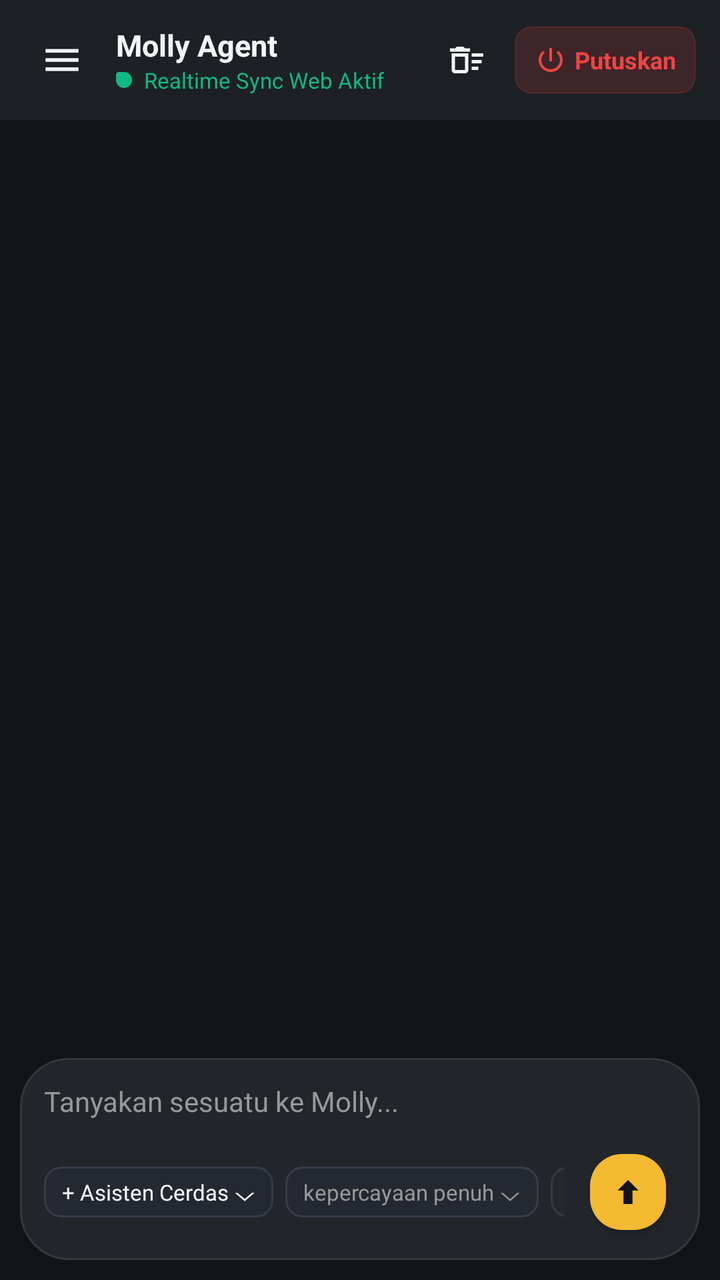
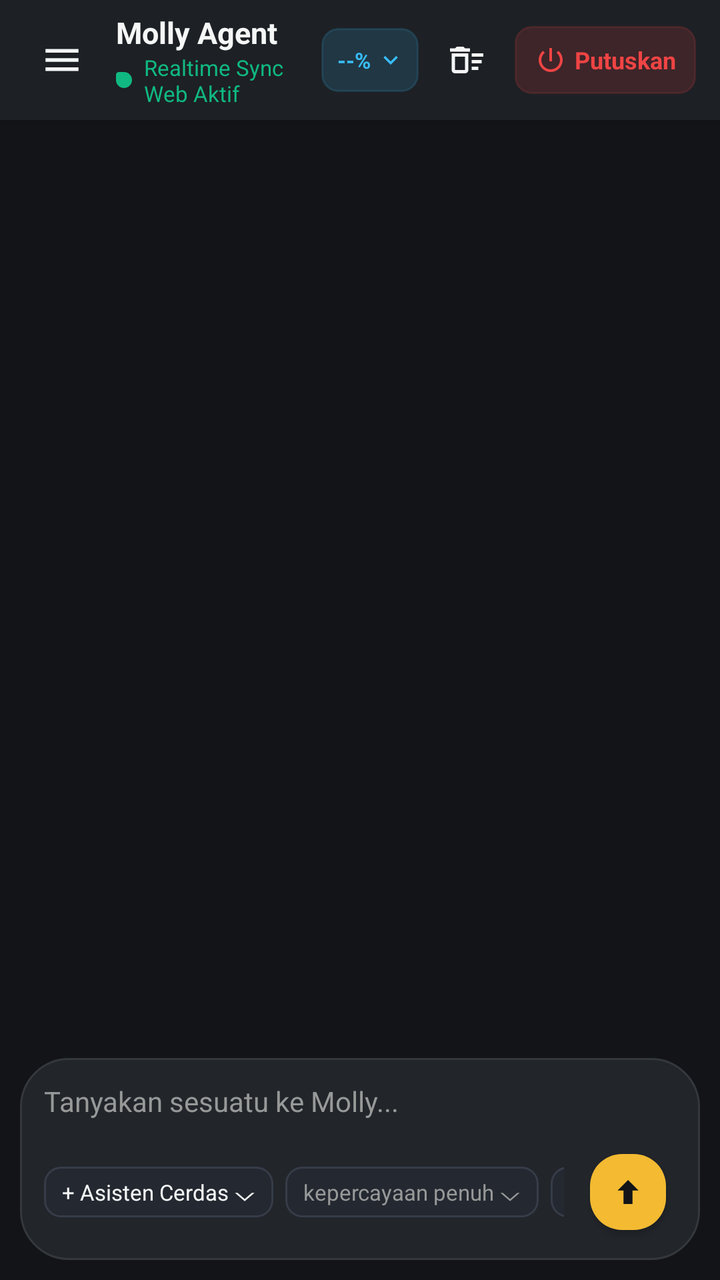

An Android layout rendered at two revisions. The XML below is the earlier revision; the diff shows what the commit changed to produce the second picture.
<!-- AndroidManifest.xml: application theme Theme.MollyAgent -->
<!-- res/layout/activity_chat.xml -->
<?xml version="1.0" encoding="utf-8"?>
<androidx.drawerlayout.widget.DrawerLayout xmlns:android="http://schemas.android.com/apk/res/android"
    xmlns:app="http://schemas.android.com/apk/res-auto"
    android:id="@+id/drawerLayout"
    android:layout_width="match_parent"
    android:layout_height="match_parent">

    
    <LinearLayout
        android:layout_width="match_parent"
        android:layout_height="match_parent"
        android:background="@color/bg_dark"
        android:orientation="vertical">

        
        <LinearLayout
            android:id="@+id/topBar"
            android:layout_width="match_parent"
            android:layout_height="60dp"
            android:background="@color/card_dark"
            android:elevation="4dp"
            android:gravity="center_vertical"
            android:orientation="horizontal"
            android:paddingHorizontal="12dp">

            
            <ImageView
                android:id="@+id/btnMenu"
                android:layout_width="38dp"
                android:layout_height="38dp"
                android:background="?selectableItemBackgroundBorderless"
                android:contentDescription="Riwayat Sesi"
                android:padding="8dp"
                android:src="@drawable/ic_menu" />

            <LinearLayout
                android:layout_width="0dp"
                android:layout_height="wrap_content"
                android:layout_marginStart="8dp"
                android:layout_weight="1"
                android:orientation="vertical">

                <TextView
                    android:id="@+id/tvAgentName"
                    android:layout_width="wrap_content"
                    android:layout_height="wrap_content"
                    android:ellipsize="end"
                    android:maxLines="1"
                    android:text="Molly Agent"
                    android:textColor="@color/text_white"
                    android:textSize="15sp"
                    android:textStyle="bold" />

                <LinearLayout
                    android:layout_width="wrap_content"
                    android:layout_height="wrap_content"
                    android:gravity="center_vertical"
                    android:orientation="horizontal">

                    <View
                        android:layout_width="8dp"
                        android:layout_height="8dp"
                        android:background="@drawable/bg_agent_bubble"
                        android:backgroundTint="@color/status_green" />

                    <TextView
                        android:id="@+id/tvSyncStatus"
                        android:layout_width="wrap_content"
                        android:layout_height="wrap_content"
                        android:layout_marginStart="6dp"
                        android:text="Realtime Sync Web Aktif"
                        android:textColor="@color/status_green"
                        android:textSize="11sp" />
                </LinearLayout>
            </LinearLayout>

            
            <ImageView
                android:id="@+id/btnClearChat"
                android:layout_width="36dp"
                android:layout_height="36dp"
                android:layout_marginEnd="6dp"
                android:background="?selectableItemBackgroundBorderless"
                android:contentDescription="Bersihkan Chat"
                android:padding="8dp"
                android:src="@drawable/ic_clear" />

            
            <LinearLayout
                android:id="@+id/btnDisconnect"
                android:layout_width="wrap_content"
                android:layout_height="34dp"
                android:background="@drawable/bg_action_pill"
                android:backgroundTint="#26EF4444"
                android:clickable="true"
                android:focusable="true"
                android:gravity="center_vertical"
                android:orientation="horizontal"
                android:paddingHorizontal="10dp">

                <ImageView
                    android:layout_width="16dp"
                    android:layout_height="16dp"
                    android:contentDescription="Putuskan"
                    android:src="@drawable/ic_disconnect" />

                <TextView
                    android:layout_width="wrap_content"
                    android:layout_height="wrap_content"
                    android:layout_marginStart="4dp"
                    android:text="Putuskan"
                    android:textColor="@color/status_red"
                    android:textSize="12sp"
                    android:textStyle="bold" />
            </LinearLayout>
        </LinearLayout>

        
        <androidx.recyclerview.widget.RecyclerView
            android:id="@+id/rvMessages"
            android:layout_width="match_parent"
            android:layout_height="0dp"
            android:layout_weight="1"
            android:clipToPadding="false"
            android:paddingHorizontal="12dp"
            android:paddingVertical="8dp" />

        
        <LinearLayout
            android:id="@+id/llThinking"
            android:layout_width="match_parent"
            android:layout_height="wrap_content"
            android:gravity="center_vertical"
            android:orientation="horizontal"
            android:paddingHorizontal="16dp"
            android:paddingVertical="6dp"
            android:visibility="gone">

            <ProgressBar
                style="?android:attr/progressBarStyleSmall"
                android:layout_width="18dp"
                android:layout_height="18dp"
                android:indeterminateTint="@color/primary_gold" />

            <TextView
                android:layout_width="wrap_content"
                android:layout_height="wrap_content"
                android:layout_marginStart="8dp"
                android:text="Molly sedang memproses respon..."
                android:textColor="@color/text_muted"
                android:textSize="12sp"
                android:textStyle="italic" />
        </LinearLayout>

        
        <LinearLayout
            android:id="@+id/llRereadBanner"
            android:layout_width="match_parent"
            android:layout_height="wrap_content"
            android:layout_marginHorizontal="12dp"
            android:layout_marginBottom="4dp"
            android:gravity="center"
            android:orientation="horizontal"
            android:paddingHorizontal="10dp"
            android:paddingVertical="6dp"
            android:visibility="gone">

            <TextView
                android:id="@+id/tvRereadErrorMsg"
                android:layout_width="wrap_content"
                android:layout_height="wrap_content"
                android:text="Conversation reading failed, please try again."
                android:textColor="#9CA3AF"
                android:textSize="12sp" />

            <TextView
                android:id="@+id/btnRereadConversation"
                android:layout_width="wrap_content"
                android:layout_height="wrap_content"
                android:layout_marginStart="8dp"
                android:background="@drawable/bg_action_pill"
                android:backgroundTint="#1A38BDF8"
                android:clickable="true"
                android:focusable="true"
                android:paddingHorizontal="8dp"
                android:paddingVertical="3dp"
                android:text="Reread conversation"
                android:textColor="#38BDF8"
                android:textSize="12sp"
                android:textStyle="normal" />
        </LinearLayout>

        
        <LinearLayout
            android:id="@+id/llInputContainer"
            android:layout_width="match_parent"
            android:layout_height="wrap_content"
            android:layout_margin="10dp"
            android:background="@drawable/bg_input_box"
            android:orientation="vertical"
            android:paddingHorizontal="12dp"
            android:paddingTop="8dp"
            android:paddingBottom="10dp">

            <EditText
                android:id="@+id/etMessage"
                android:layout_width="match_parent"
                android:layout_height="wrap_content"
                android:background="@android:color/transparent"
                android:hint="Tanyakan sesuatu ke Molly..."
                android:importantForAutofill="no"
                android:inputType="textMultiLine|textCapSentences"
                android:maxLines="4"
                android:minLines="1"
                android:paddingVertical="4dp"
                android:textColor="@color/text_white"
                android:textColorHint="@color/text_muted"
                android:textSize="14sp" />

            
            <LinearLayout
                android:layout_width="match_parent"
                android:layout_height="wrap_content"
                android:layout_marginTop="8dp"
                android:gravity="center_vertical"
                android:orientation="horizontal">

                <HorizontalScrollView
                    android:layout_width="0dp"
                    android:layout_height="wrap_content"
                    android:layout_weight="1"
                    android:overScrollMode="never"
                    android:scrollbars="none">

                    <LinearLayout
                        android:layout_width="wrap_content"
                        android:layout_height="wrap_content"
                        android:gravity="center_vertical"
                        android:orientation="horizontal">

                        
                        <TextView
                            android:id="@+id/btnSelectAgent"
                            android:layout_width="wrap_content"
                            android:layout_height="wrap_content"
                            android:background="@drawable/bg_action_pill"
                            android:clickable="true"
                            android:focusable="true"
                            android:text="+ Asisten Cerdas ⌵"
                            android:textColor="@color/text_white"
                            android:textSize="11sp" />

                        
                        <TextView
                            android:id="@+id/btnSelectApproval"
                            android:layout_width="wrap_content"
                            android:layout_height="wrap_content"
                            android:layout_marginStart="6dp"
                            android:background="@drawable/bg_action_pill"
                            android:clickable="true"
                            android:focusable="true"
                            android:text="kepercayaan penuh ⌵"
                            android:textColor="@color/text_muted"
                            android:textSize="11sp" />

                        
                        <TextView
                            android:id="@+id/btnSelectModel"
                            android:layout_width="wrap_content"
                            android:layout_height="wrap_content"
                            android:layout_marginStart="6dp"
                            android:background="@drawable/bg_action_pill"
                            android:clickable="true"
                            android:focusable="true"
                            android:text="gemini-4-hydrogen-medium ⌵"
                            android:textColor="@color/primary_gold"
                            android:textSize="11sp" />
                    </LinearLayout>
                </HorizontalScrollView>

                
                <com.google.android.material.floatingactionbutton.FloatingActionButton
                    android:id="@+id/btnSend"
                    android:layout_width="wrap_content"
                    android:layout_height="wrap_content"
                    android:layout_marginStart="8dp"
                    android:contentDescription="Kirim"
                    app:backgroundTint="@color/primary_gold"
                    app:elevation="2dp"
                    app:fabCustomSize="38dp"
                    app:maxImageSize="18dp"
                    app:srcCompat="@drawable/ic_arrow_up"
                    app:tint="#121417" />
            </LinearLayout>
        </LinearLayout>
    </LinearLayout>

    
    <include
        layout="@layout/layout_session_drawer"
        android:layout_width="@dimen/drawer_width"
        android:layout_height="match_parent"
        android:layout_gravity="start" />

</androidx.drawerlayout.widget.DrawerLayout>
<!-- res/layout/layout_session_drawer.xml (included above) -->
<?xml version="1.0" encoding="utf-8"?>
<LinearLayout xmlns:android="http://schemas.android.com/apk/res/android"
    xmlns:app="http://schemas.android.com/apk/res-auto"
    android:layout_width="300dp"
    android:layout_height="match_parent"
    android:layout_gravity="start"
    android:background="@color/bg_dark"
    android:clickable="true"
    android:focusable="true"
    android:orientation="vertical"
    android:paddingTop="28dp">

    
    <LinearLayout
        android:layout_width="match_parent"
        android:layout_height="wrap_content"
        android:gravity="center_vertical"
        android:orientation="horizontal"
        android:paddingHorizontal="16dp"
        android:paddingBottom="14dp">

        <ImageView
            android:layout_width="26dp"
            android:layout_height="26dp"
            android:contentDescription="Molly"
            android:src="@drawable/ic_molly_logo" />

        <TextView
            android:layout_width="0dp"
            android:layout_height="wrap_content"
            android:layout_marginStart="10dp"
            android:layout_weight="1"
            android:text="Riwayat Percakapan"
            android:textColor="@color/text_white"
            android:textSize="17sp"
            android:textStyle="bold" />
    </LinearLayout>

    
    <com.google.android.material.button.MaterialButton
        android:id="@+id/btnDrawerNewSession"
        android:layout_width="match_parent"
        android:layout_height="48dp"
        android:layout_marginHorizontal="16dp"
        android:layout_marginBottom="12dp"
        android:text="+ Sesi Chat Baru"
        android:textColor="#121417"
        android:textSize="14sp"
        android:textStyle="bold"
        app:backgroundTint="@color/primary_gold"
        app:cornerRadius="24dp" />

    
    <LinearLayout
        android:layout_width="match_parent"
        android:layout_height="wrap_content"
        android:layout_marginHorizontal="16dp"
        android:layout_marginBottom="10dp"
        android:background="@drawable/bg_action_pill"
        android:backgroundTint="@color/card_dark"
        android:orientation="horizontal"
        android:padding="3dp">

        <TextView
            android:id="@+id/tabActiveSessions"
            android:layout_width="0dp"
            android:layout_height="32dp"
            android:layout_weight="1"
            android:background="@drawable/bg_action_pill"
            android:backgroundTint="#33F3BA32"
            android:gravity="center"
            android:text="Aktif"
            android:textColor="@color/primary_gold"
            android:textSize="12sp"
            android:textStyle="bold" />

        <TextView
            android:id="@+id/tabArchivedSessions"
            android:layout_width="0dp"
            android:layout_height="32dp"
            android:layout_weight="1"
            android:background="@android:color/transparent"
            android:gravity="center"
            android:text="Arsip"
            android:textColor="@color/text_muted"
            android:textSize="12sp" />
    </LinearLayout>

    
    <androidx.recyclerview.widget.RecyclerView
        android:id="@+id/rvDrawerSessions"
        android:layout_width="match_parent"
        android:layout_height="0dp"
        android:layout_weight="1"
        android:clipToPadding="false"
        android:paddingVertical="4dp" />

    
    <TextView
        android:id="@+id/tvEmptySessions"
        android:layout_width="match_parent"
        android:layout_height="wrap_content"
        android:layout_marginTop="32dp"
        android:gravity="center"
        android:text="Belum ada sesi percakapan"
        android:textColor="@color/text_muted"
        android:textSize="13sp"
        android:visibility="gone" />

    
    <View
        android:layout_width="match_parent"
        android:layout_height="1dp"
        android:background="@color/border_dark" />

    
    <LinearLayout
        android:id="@+id/btnDrawerServerConfig"
        android:layout_width="match_parent"
        android:layout_height="wrap_content"
        android:background="?selectableItemBackground"
        android:clickable="true"
        android:focusable="true"
        android:gravity="center_vertical"
        android:orientation="horizontal"
        android:paddingHorizontal="16dp"
        android:paddingVertical="12dp">

        <TextView
            android:layout_width="wrap_content"
            android:layout_height="wrap_content"
            android:text="🌐"
            android:textSize="14sp" />

        <TextView
            android:layout_width="0dp"
            android:layout_height="wrap_content"
            android:layout_marginStart="10dp"
            android:layout_weight="1"
            android:text="Konfigurasi URL Server"
            android:textColor="@color/text_white"
            android:textSize="13sp" />

        <TextView
            android:id="@+id/tvDrawerServerBadge"
            android:layout_width="wrap_content"
            android:layout_height="wrap_content"
            android:text="Ubah ❯"
            android:textColor="@color/primary_gold"
            android:textSize="11sp" />
    </LinearLayout>

    
    <LinearLayout
        android:id="@+id/btnDrawerAbout"
        android:layout_width="match_parent"
        android:layout_height="wrap_content"
        android:background="?selectableItemBackground"
        android:clickable="true"
        android:focusable="true"
        android:gravity="center_vertical"
        android:orientation="horizontal"
        android:paddingHorizontal="16dp"
        android:paddingVertical="12dp">

        <TextView
            android:layout_width="wrap_content"
            android:layout_height="wrap_content"
            android:text="ℹ️"
            android:textSize="14sp" />

        <TextView
            android:layout_width="0dp"
            android:layout_height="wrap_content"
            android:layout_marginStart="10dp"
            android:layout_weight="1"
            android:text="Tentang Aplikasi"
            android:textColor="@color/text_white"
            android:textSize="13sp" />

        <TextView
            android:layout_width="wrap_content"
            android:layout_height="wrap_content"
            android:text="v1.0.5 ❯"
            android:textColor="@color/primary_gold"
            android:textSize="11sp" />
    </LinearLayout>

    <TextView
        android:id="@+id/tvDrawerFooter"
        android:layout_width="match_parent"
        android:layout_height="wrap_content"
        android:paddingHorizontal="16dp"
        android:paddingBottom="12dp"
        android:text="Molly Agent Ecosystem • Daniels Trysyahputra"
        android:textColor="#5A5E64"
        android:textSize="10sp" />

</LinearLayout>
<!-- resources referenced by this layout -->
<resources>
  <color name="bg_dark">#121417</color>
  <color name="border_dark">#34383D</color>
  <color name="card_dark">#1D2024</color>
  <color name="primary_gold">#F3BA32</color>
  <color name="status_green">#10B981</color>
  <color name="status_red">#EF4444</color>
  <color name="text_muted">#979999</color>
  <color name="text_white">#F5F7F7</color>
  <dimen name="drawer_width">300dp</dimen>
  <!-- drawable bg_action_pill (drawable) -->
  <?xml version="1.0" encoding="utf-8"?>
  <shape xmlns:android="http://schemas.android.com/apk/res/android"
      android:shape="rectangle">
      <solid android:color="#242830" />
      <stroke
          android:width="1dp"
          android:color="#363C48" />
      <corners android:radius="8dp" />
      <padding
          android:bottom="5dp"
          android:left="9dp"
          android:right="9dp"
          android:top="5dp" />
  </shape>
  <!-- drawable bg_agent_bubble (drawable) -->
  <?xml version="1.0" encoding="utf-8"?>
  <shape xmlns:android="http://schemas.android.com/apk/res/android"
      android:shape="rectangle">
      <solid android:color="@color/agent_bubble_bg" />
      <stroke
          android:width="1dp"
          android:color="@color/agent_bubble_border" />
      <corners
          android:topLeftRadius="4dp"
          android:topRightRadius="16dp"
          android:bottomLeftRadius="16dp"
          android:bottomRightRadius="16dp" />
  </shape>
  <!-- drawable bg_input_box (drawable) -->
  <?xml version="1.0" encoding="utf-8"?>
  <shape xmlns:android="http://schemas.android.com/apk/res/android"
      android:shape="rectangle">
      <solid android:color="@color/surface_dark" />
      <stroke
          android:width="1dp"
          android:color="@color/border_dark" />
      <corners android:radius="24dp" />
  </shape>
  <!-- drawable ic_arrow_up (drawable) -->
  <vector xmlns:android="http://schemas.android.com/apk/res/android"
      android:width="24dp"
      android:height="24dp"
      android:viewportWidth="24"
      android:viewportHeight="24">
      <path
          android:fillColor="#121417"
          android:pathData="M12,4l-7,7h4v9h6v-9h4L12,4z" />
  </vector>
  <!-- drawable ic_clear (drawable) -->
  <vector xmlns:android="http://schemas.android.com/apk/res/android"
      android:width="24dp"
      android:height="24dp"
      android:viewportWidth="24"
      android:viewportHeight="24">
      <path
          android:fillColor="#F5F7F7"
          android:pathData="M15,16h4v2h-4zm0,-8h7v2h-7zm0,4h6v2h-6zM3,18c0,1.1 0.9,2 2,2h6c1.1,0 2,-0.9 2,-2V8H3v10zm2,-8h6v8H5v-8zm5,-6H6L5,5H2v2h12V5h-3z" />
  </vector>
  <!-- drawable ic_menu (drawable) -->
  <vector xmlns:android="http://schemas.android.com/apk/res/android"
      android:width="24dp"
      android:height="24dp"
      android:viewportWidth="24"
      android:viewportHeight="24">
      <path
          android:fillColor="#F5F7F7"
          android:pathData="M3,18h18v-2H3v2zm0,-5h18v-2H3v2zm0,-7v2h18V6H3z" />
  </vector>
  <style name="Theme.MollyAgent" parent="Theme.Material3.Dark.NoActionBar">
          <item name="colorPrimary">@color/primary_gold</item>
          <item name="colorPrimaryDark">@color/primary_gold_dark</item>
          <item name="colorSecondary">@color/primary_gold</item>
          <item name="android:windowBackground">@color/bg_dark</item>
          <item name="android:statusBarColor">@color/bg_dark</item>
          <item name="android:navigationBarColor">@color/bg_dark</item>
      </style>
  <color name="agent_bubble_bg">#1D2024</color>
  <color name="agent_bubble_border">#34383D</color>
  <color name="surface_dark">#22252A</color>
  <color name="primary_gold_dark">#E2AB28</color>
  <!-- unchanged entries left out for length: 2 -->
</resources>

<!-- the commit's change to res/layout/activity_chat.xml (unified diff, before → after) -->
@@ -72,6 +72,37 @@
                         android:textColor="@color/status_green"
                         android:textSize="11sp" />
                 </LinearLayout>
+            </LinearLayout>
+
+            
+            <LinearLayout
+                android:id="@+id/btnContextStatus"
+                android:layout_width="wrap_content"
+                android:layout_height="32dp"
+                android:layout_marginEnd="6dp"
+                android:background="@drawable/bg_action_pill"
+                android:backgroundTint="#2638BDF8"
+                android:clickable="true"
+                android:focusable="true"
+                android:gravity="center_vertical"
+                android:orientation="horizontal"
+                android:paddingHorizontal="8dp">
+
+                <TextView
+                    android:id="@+id/tvToolbarContextPercent"
+                    android:layout_width="wrap_content"
+                    android:layout_height="wrap_content"
+                    android:text="--%"
+                    android:textColor="#38BDF8"
+                    android:textSize="11sp"
+                    android:textStyle="bold" />
+
+                <ImageView
+                    android:layout_width="12dp"
+                    android:layout_height="12dp"
+                    android:layout_marginStart="4dp"
+                    android:src="@drawable/ic_chevron_down"
+                    android:tint="#38BDF8" />
             </LinearLayout>
 
             
@@ -421,7 +452,7 @@
 
     
     <LinearLayout
-        android:id="@+id/btnDrawerServerConfig"
+        android:id="@+id/btnDrawerStatus"
         android:layout_width="match_parent"
         android:layout_height="wrap_content"
         android:background="?selectableItemBackground"
@@ -435,7 +466,7 @@
         <TextView
             android:layout_width="wrap_content"
             android:layout_height="wrap_content"
-            android:text="🌐"
+            android:text="📊"
             android:textSize="14sp" />
 
         <TextView
@@ -443,22 +474,22 @@
             android:layout_height="wrap_content"
             android:layout_marginStart="10dp"
             android:layout_weight="1"
-            android:text="Konfigurasi URL Server"
+            android:text="Status Token &amp; Konteks"
             android:textColor="@color/text_white"
             android:textSize="13sp" />
 
         <TextView
-            android:id="@+id/tvDrawerServerBadge"
+            android:id="@+id/tvDrawerStatusBadge"
             android:layout_width="wrap_content"
             android:layout_height="wrap_content"
-            android:text="Ubah ❯"
-            android:textColor="@color/primary_gold"
+            android:text="--% ❯"
+            android:textColor="#38BDF8"
             android:textSize="11sp" />
     </LinearLayout>
 
     
     <LinearLayout
-        android:id="@+id/btnDrawerAbout"
+        android:id="@+id/btnDrawerServerConfig"
         android:layout_width="match_parent"
         android:layout_height="wrap_content"
         android:background="?selectableItemBackground"
@@ -472,6 +503,43 @@
         <TextView
             android:layout_width="wrap_content"
             android:layout_height="wrap_content"
+            android:text="🌐"
+            android:textSize="14sp" />
+
+        <TextView
+            android:layout_width="0dp"
+            android:layout_height="wrap_content"
+            android:layout_marginStart="10dp"
+            android:layout_weight="1"
+            android:text="Konfigurasi URL Server"
+            android:textColor="@color/text_white"
+            android:textSize="13sp" />
+
+        <TextView
+            android:id="@+id/tvDrawerServerBadge"
+            android:layout_width="wrap_content"
+            android:layout_height="wrap_content"
+            android:text="Ubah ❯"
+            android:textColor="@color/primary_gold"
+            android:textSize="11sp" />
+    </LinearLayout>
+
+    
+    <LinearLayout
+        android:id="@+id/btnDrawerAbout"
+        android:layout_width="match_parent"
+        android:layout_height="wrap_content"
+        android:background="?selectableItemBackground"
+        android:clickable="true"
+        android:focusable="true"
+        android:gravity="center_vertical"
+        android:orientation="horizontal"
+        android:paddingHorizontal="16dp"
+        android:paddingVertical="12dp">
+
+        <TextView
+            android:layout_width="wrap_content"
+            android:layout_height="wrap_content"
             android:text="ℹ️"
             android:textSize="14sp" />
 
<!-- resource entries referenced after the edit -->
@@ -58,6 +58,16 @@
           android:fillColor="#121417"
           android:pathData="M12,4l-7,7h4v9h6v-9h4L12,4z" />
   </vector>
+  <!-- drawable ic_chevron_down (drawable) -->
+  <vector xmlns:android="http://schemas.android.com/apk/res/android"
+      android:width="20dp"
+      android:height="20dp"
+      android:viewportWidth="20"
+      android:viewportHeight="20">
+      <path
+          android:fillColor="#979999"
+          android:pathData="M14.59,6.59 L10,11.17 L5.41,6.59 L4,8 L10,14 L16,8 Z" />
+  </vector>
   <!-- drawable ic_clear (drawable) -->
   <vector xmlns:android="http://schemas.android.com/apk/res/android"
       android:width="24dp"
